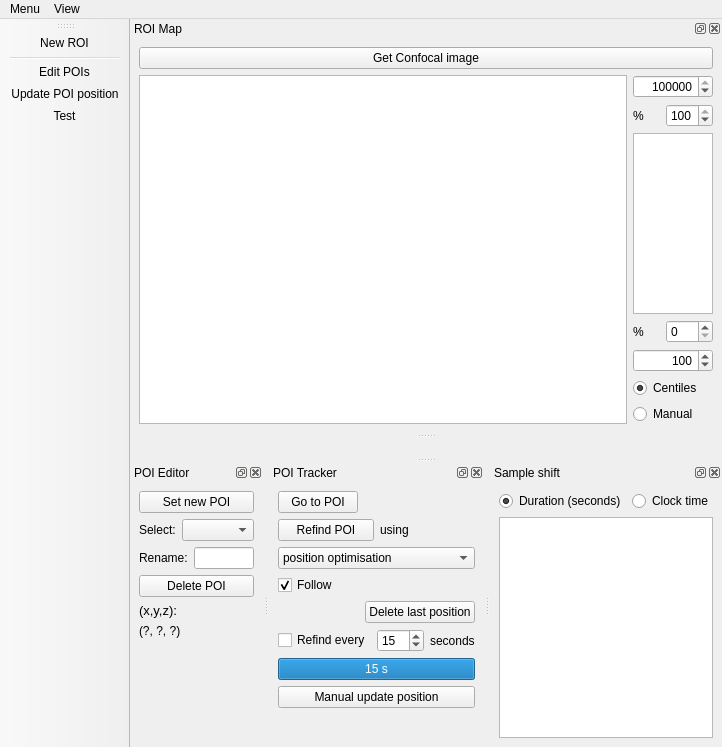
First picture: the form in gui/poimanager/ui_poimangui.ui, repository Ulm-IQO/qudi, before the edit.
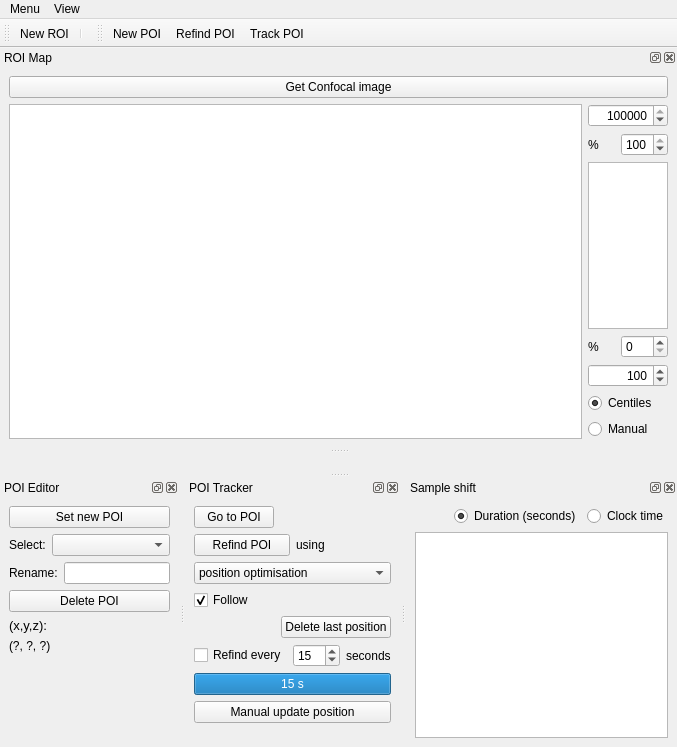
Second picture: the form after the edit. Icons and pictures are not drawn. Custom widgets are drawn as their Qt base class.

Commit message: Work on icons for the POI manager.  Also committing lots of the "raw" icon files so that future development can take place.

What changed in the file:
```diff
--- a/gui/poimanager/ui_poimangui.ui
+++ b/gui/poimanager/ui_poimangui.ui
@@ -54,24 +54,21 @@
    <addaction name="menuMenu"/>
    <addaction name="menuView"/>
   </widget>
-  <widget class="QToolBar" name="toolBar">
+  <widget class="QToolBar" name="roi_ToolBar">
    <property name="windowTitle">
     <string>toolBar</string>
    </property>
    <property name="toolButtonStyle">
-    <enum>Qt::ToolButtonIconOnly</enum>
+    <enum>Qt::ToolButtonTextUnderIcon</enum>
    </property>
    <attribute name="toolBarArea">
-    <enum>LeftToolBarArea</enum>
+    <enum>TopToolBarArea</enum>
    </attribute>
    <attribute name="toolBarBreak">
     <bool>false</bool>
    </attribute>
    <addaction name="actionNew_ROI"/>
    <addaction name="separator"/>
-   <addaction name="actionEdit_POIs"/>
-   <addaction name="actionUpdate_POI_position"/>
-   <addaction name="actionTest"/>
   </widget>
   <widget class="QDockWidget" name="poi_editor_dockWidget">
    <property name="windowTitle">
@@ -663,6 +660,23 @@
     </layout>
    </widget>
   </widget>
+  <widget class="QToolBar" name="poi_ToolBar">
+   <property name="windowTitle">
+    <string>toolBar</string>
+   </property>
+   <property name="toolButtonStyle">
+    <enum>Qt::ToolButtonTextUnderIcon</enum>
+   </property>
+   <attribute name="toolBarArea">
+    <enum>TopToolBarArea</enum>
+   </attribute>
+   <attribute name="toolBarBreak">
+    <bool>false</bool>
+   </attribute>
+   <addaction name="new_poi_Action"/>
+   <addaction name="refind_poi_Action"/>
+   <addaction name="track_poi_Action"/>
+  </widget>
   <action name="actionNew_ROI">
    <property name="icon">
     <iconset theme="document-new">
@@ -702,29 +716,6 @@
     <string>Load a saved ROI</string>
    </property>
   </action>
-  <action name="actionEdit_POIs">
-   <property name="icon">
-    <iconset theme="document-properties">
-     <normaloff/>
-    </iconset>
-   </property>
-   <property name="text">
-    <string>Edit POIs</string>
-   </property>
-   <property name="toolTip">
-    <string>Rename, select, delete POIs</string>
-   </property>
-  </action>
-  <action name="actionUpdate_POI_position">
-   <property name="icon">
-    <iconset theme="edit-find">
-     <normaloff/>
-    </iconset>
-   </property>
-   <property name="text">
-    <string>Update POI position</string>
-   </property>
-  </action>
   <action name="actionNew_POI">
    <property name="text">
     <string>New POI</string>
@@ -791,14 +782,40 @@
     <string>Alt+M</string>
    </property>
   </action>
-  <action name="actionTest">
+  <action name="refind_poi_Action">
    <property name="icon">
-    <iconset theme="formula">
-     <normaloff/>
-    </iconset>
+    <iconset theme="optimize_position_poi">
+     <normaloff>../confocal</normaloff>../confocal</iconset>
    </property>
    <property name="text">
-    <string>Test</string>
+    <string>Refind POI</string>
+   </property>
+   <property name="toolTip">
+    <string>Refind the POI using the strategy selected in the POI control dock</string>
+   </property>
+  </action>
+  <action name="track_poi_Action">
+   <property name="icon">
+    <iconset theme="periodic_refind_poi">
+     <normaloff>../confocal</normaloff>../confocal</iconset>
+   </property>
+   <property name="text">
+    <string>Track POI</string>
+   </property>
+   <property name="toolTip">
+    <string>Track the POI by periodically refinding its position</string>
+   </property>
+  </action>
+  <action name="new_poi_Action">
+   <property name="icon">
+    <iconset theme="poi-add-new">
+     <normaloff>../confocal</normaloff>../confocal</iconset>
+   </property>
+   <property name="text">
+    <string>New POI</string>
+   </property>
+   <property name="toolTip">
+    <string>Add a new POI at the current crosshair position</string>
    </property>
   </action>
  </widget>
```
The commit also changes 1 other file.
